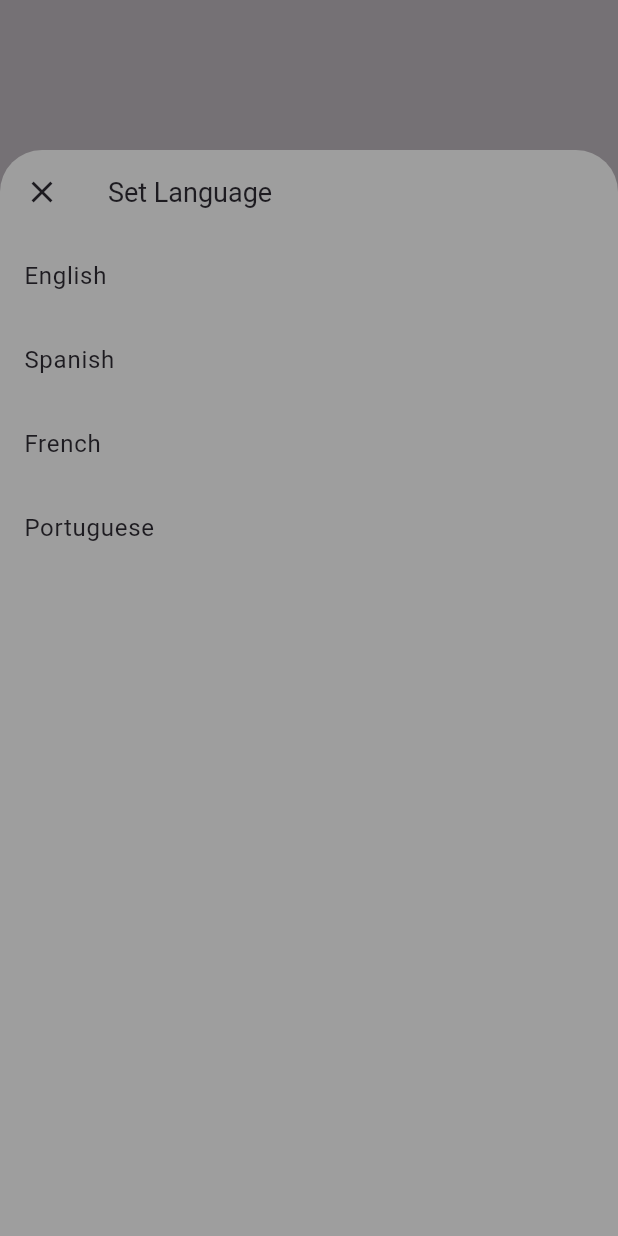
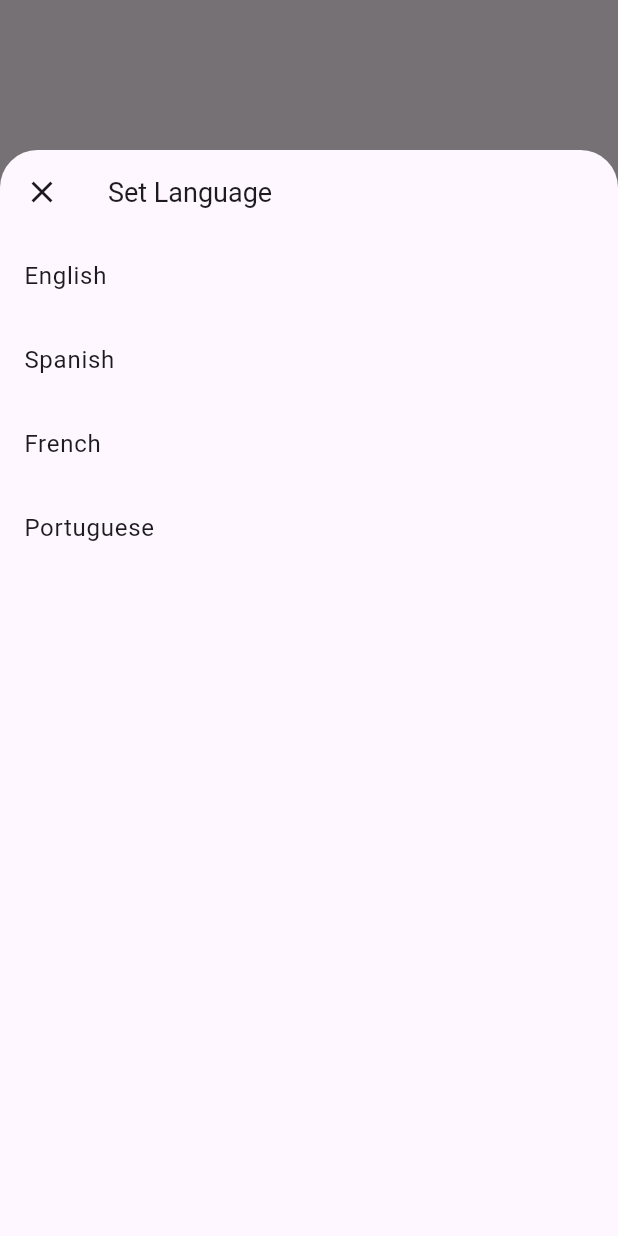
Before and after one commit to carllosnc/lng, a Flutter app: what openLng() shows on an empty page, opened directly with empty values, on a phone screen of 412 x 824 dp. Run offline on Flutter 3.47's test engine with Material 3 defaults, Android fonts, the phone set to English and light mode, and no system bars; our stand-ins replace shared_preferences; accounts and stored records are empty.

Commit message:
Adding border radius parameter

```diff
--- a/lib/lng_page.dart
+++ b/lib/lng_page.dart
@@ -17,17 +17,24 @@ openLng({
 
   ///[backgroundColor] The background color of the modal bottom sheet.
   Color? backgroundColor,
+
+  ///[borderRadius] Top left and top right border radius of the modal bottom sheet.
+  double borderRadius = 25,
 }) {
   showModalBottomSheet(
     isScrollControlled: true,
     context: context,
-    backgroundColor: backgroundColor,
+    backgroundColor: Colors.transparent,
     builder: (context) {
       return Container(
         key: const Key('lng_container'),
         clipBehavior: Clip.hardEdge,
         decoration: BoxDecoration(
-          borderRadius: BorderRadius.circular(18),
+          color: Theme.of(context).colorScheme.background,
+          borderRadius: BorderRadius.only(
+            topLeft: Radius.circular(borderRadius),
+            topRight: Radius.circular(borderRadius),
+          ),
         ),
         height: MediaQuery.of(context).size.height - 100,
         child: Scaffold(
```
